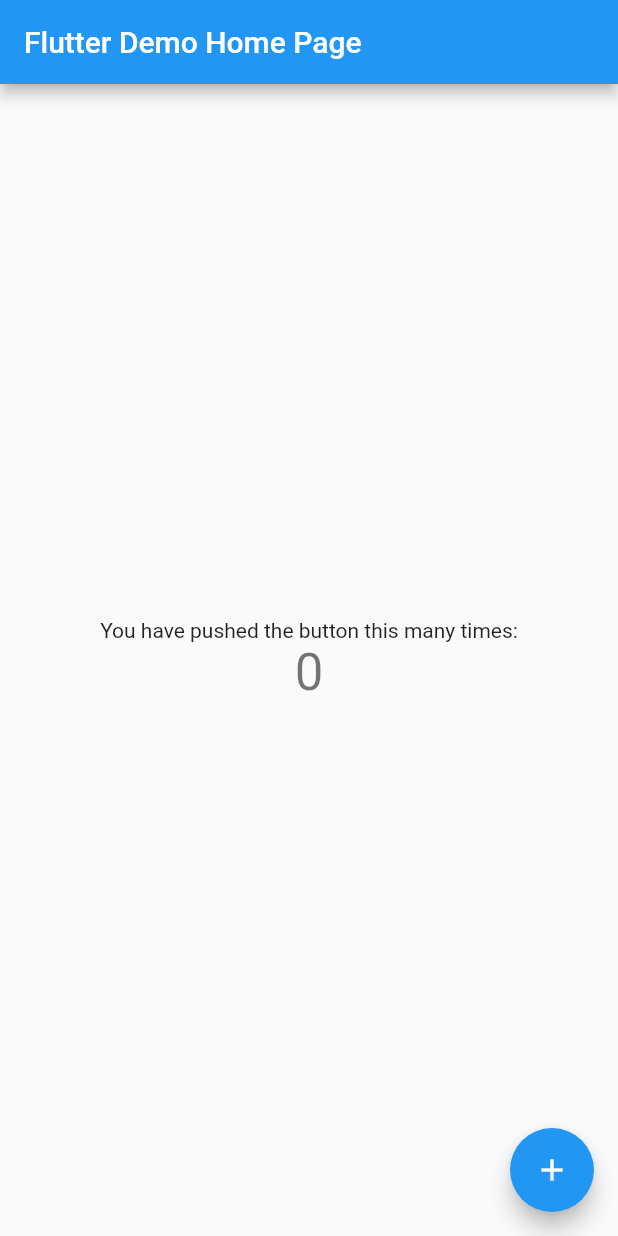
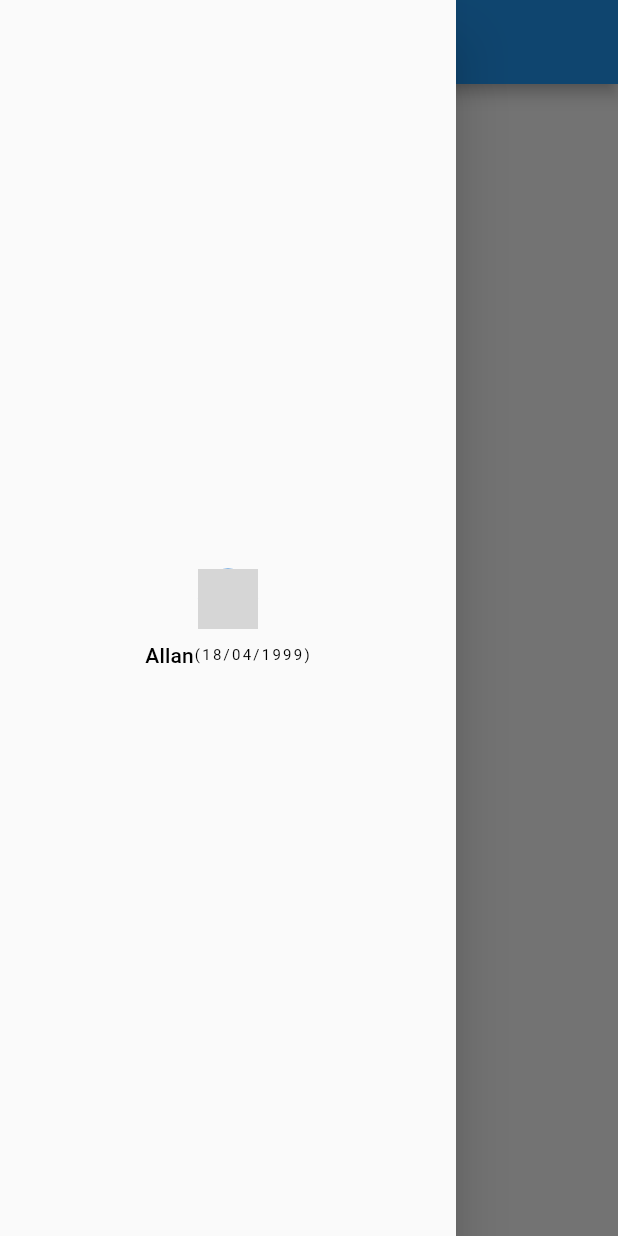
Before and after one commit to AllanRanier/flutter_inherited_widget_example, a Flutter app: the screen it shows after launch, with the side drawer open (before the commit the screen has no drawer), on a phone screen of 412 x 824 dp. Run offline on Flutter 3.47's test engine with Material 2 defaults, Android fonts, the phone set to English and light mode, and no system bars; network calls fail; grey boxes are pictures that could not be loaded.

Commit message:
firt commit

```diff
--- /dev/null
+++ b/lib/home/drawer_page.dart
@@ -0,0 +1,38 @@
+import 'package:flutter/material.dart';
+import 'package:flutter_example/model/user_model.dart';
+
+class DrawerPage extends StatelessWidget {
+  const DrawerPage({Key? key}) : super(key: key);
+
+  @override
+  Widget build(BuildContext context) {
+    var user = UserModel.of(context);
+    print(user.birthData);
+    return Drawer(
+      child: Column(
+        mainAxisAlignment: MainAxisAlignment.center,
+        children: [
+          CircleAvatar(
+            backgroundImage: NetworkImage(user.imgAvatar),
+          ),
+          const SizedBox(
+            height: 10,
+          ),
+          Row(
+            mainAxisAlignment: MainAxisAlignment.center,
+            children: [
+              Text(
+                user.name,
+                style: Theme.of(context).textTheme.subtitle2,
+              ),
+              Text(
+               '(${user.birthData})',
+                style: Theme.of(context).textTheme.overline,
+              ),
+            ],
+          )
+        ],
+      ),
+    );
+  }
+}
--- /dev/null
+++ b/lib/home/home_page.dart
@@ -0,0 +1,17 @@
+import 'package:flutter/material.dart';
+import 'package:flutter_example/home/drawer_page.dart';
+
+class HomePage extends StatelessWidget {
+  const HomePage({Key? key}) : super(key: key);
+
+  @override
+  Widget build(BuildContext context) {
+    return Scaffold(
+      appBar: AppBar(
+        title: const Text('Home Page'),
+      ),
+      drawer: DrawerPage(),
+      body: Container(),
+    );
+  }
+}
--- a/lib/main.dart
+++ b/lib/main.dart
@@ -1,4 +1,7 @@
 import 'package:flutter/material.dart';
+import 'package:flutter_example/home/home_page.dart';
+import 'package:flutter_example/model/user_model.dart';
+import 'package:flutter_example/splash/splash_page.dart';
 
 void main() {
   runApp(const MyApp());
@@ -6,110 +9,22 @@ void main() {
 
 class MyApp extends StatelessWidget {
   const MyApp({Key? key}) : super(key: key);
-
-  // This widget is the root of your application.
   @override
   Widget build(BuildContext context) {
-    return MaterialApp(
-      title: 'Flutter Demo',
-      theme: ThemeData(
-        // This is the theme of your application.
-        //
-        // Try running your application with "flutter run". You'll see the
-        // application has a blue toolbar. Then, without quitting the app, try
-        // changing the primarySwatch below to Colors.green and then invoke
-        // "hot reload" (press "r" in the console where you ran "flutter run",
-        // or simply save your changes to "hot reload" in a Flutter IDE).
-        // Notice that the counter didn't reset back to zero; the application
-        // is not restarted.
-        primarySwatch: Colors.blue,
+    return UserModel(
+      name: 'Allan',
+      imgAvatar: 'https://scontent.frec7-1.fna.fbcdn.net/v/t1.6435-9/127129931_3457441594311125_2074527825564565741_n.jpg?_nc_cat=108&ccb=1-7&_nc_sid=09cbfe&_nc_ohc=g987HuVsaxwAX8FsUjJ&_nc_ht=scontent.frec7-1.fna&oh=00_AT8UZ9Ld8VLsLO0Dibzrchhnt0Sv_2v2wlaLLQEUE-Pcwg&oe=630C79B2',
+      birthData: '18/04/1999',
+      child: MaterialApp(
+        title: 'Flutter Demo',
+        theme: ThemeData(
+          primarySwatch: Colors.blue,
+        ),
+        routes: {
+          '/': (_) => const SplashPage(),
+          '/home': (_) => const HomePage(),
+        },
       ),
-      home: const MyHomePage(title: 'Flutter Demo Home Page'),
     );
   }
 }
-
-class MyHomePage extends StatefulWidget {
-  const MyHomePage({Key? key, required this.title}) : super(key: key);
-
-  // This widget is the home page of your application. It is stateful, meaning
-  // that it has a State object (defined below) that contains fields that affect
-  // how it looks.
-
-  // This class is the configuration for the state. It holds the values (in this
-  // case the title) provided by the parent (in this case the App widget) and
-  // used by the build method of the State. Fields in a Widget subclass are
-  // always marked "final".
-
-  final String title;
-
-  @override
-  State<MyHomePage> createState() => _MyHomePageState();
-}
-
-class _MyHomePageState extends State<MyHomePage> {
-  int _counter = 0;
-
-  void _incrementCounter() {
-    setState(() {
-      // This call to setState tells the Flutter framework that something has
-      // changed in this State, which causes it to rerun the build method below
-      // so that the display can reflect the updated values. If we changed
-      // _counter without calling setState(), then the build method would not be
-      // called again, and so nothing would appear to happen.
-      _counter++;
-    });
-  }
-
-  @override
-  Widget build(BuildContext context) {
-    // This method is rerun every time setState is called, for instance as done
-    // by the _incrementCounter method above.
-    //
-    // The Flutter framework has been optimized to make rerunning build methods
-    // fast, so that you can just rebuild anything that needs updating rather
-    // than having to individually change instances of widgets.
-    return Scaffold(
-      appBar: AppBar(
-        // Here we take the value from the MyHomePage object that was created by
-        // the App.build method, and use it to set our appbar title.
-        title: Text(widget.title),
-      ),
-      body: Center(
-        // Center is a layout widget. It takes a single child and positions it
-        // in the middle of the parent.
-        child: Column(
-          // Column is also a layout widget. It takes a list of children and
-          // arranges them vertically. By default, it sizes itself to fit its
-          // children horizontally, and tries to be as tall as its parent.
-          //
-          // Invoke "debug painting" (press "p" in the console, choose the
-          // "Toggle Debug Paint" action from the Flutter Inspector in Android
-          // Studio, or the "Toggle Debug Paint" command in Visual Studio Code)
-          // to see the wireframe for each widget.
-          //
-          // Column has various properties to control how it sizes itself and
-          // how it positions its children. Here we use mainAxisAlignment to
-          // center the children vertically; the main axis here is the vertical
-          // axis because Columns are vertical (the cross axis would be
-          // horizontal).
-          mainAxisAlignment: MainAxisAlignment.center,
-          children: <Widget>[
-            const Text(
-              'You have pushed the button this many times:',
-            ),
-            Text(
-              '$_counter',
-              style: Theme.of(context).textTheme.headline4,
-            ),
-          ],
-        ),
-      ),
-      floatingActionButton: FloatingActionButton(
-        onPressed: _incrementCounter,
-        tooltip: 'Increment',
-        child: const Icon(Icons.add),
-      ), // This trailing comma makes auto-formatting nicer for build methods.
-    );
-  }
-}
--- /dev/null
+++ b/lib/model/user_model.dart
@@ -0,0 +1,30 @@
+// ignore_for_file: public_member_api_docs, sort_constructors_first
+
+import 'package:flutter/cupertino.dart';
+
+class UserModel extends InheritedWidget {
+  final String name;
+  final String imgAvatar;
+  final String birthData;
+
+  UserModel({
+    required this.name,
+    required this.imgAvatar,
+    required this.birthData,
+    required Widget child,
+  }) : super(child: child);
+
+  @override
+  bool updateShouldNotify(covariant UserModel oldWidget) {
+    return name != oldWidget.name ||
+        imgAvatar != oldWidget.imgAvatar ||
+        birthData != oldWidget.birthData;
+  }
+
+  static of(BuildContext context){
+    var userModel = context.dependOnInheritedWidgetOfExactType<UserModel>();
+    assert(userModel != null , 'UserModel not exist in BuildContext');
+
+    return userModel;
+  }
+}
--- /dev/null
+++ b/lib/splash/splash_page.dart
@@ -0,0 +1,28 @@
+import 'package:flutter/material.dart';
+
+class SplashPage extends StatefulWidget {
+  const SplashPage({Key? key}) : super(key: key);
+
+  @override
+  State<SplashPage> createState() => _SplashPageState();
+}
+
+class _SplashPageState extends State<SplashPage> {
+  @override
+  void initState() {
+    super.initState();
+    WidgetsBinding.instance?.addPostFrameCallback((timeStamp) {
+      Navigator.of(context).pushNamed('/home');
+    });
+  }
+
+  @override
+  Widget build(BuildContext context) {
+    return Scaffold(
+      appBar: AppBar(
+        title: const Text(''),
+      ),
+      body: Container(),
+    );
+  }
+}
--- a/pubspec.yaml
+++ b/pubspec.yaml
@@ -1,4 +1,4 @@
-name: flutter__example
+name: flutter_example
 description: A new Flutter project.
 
 # The following line prevents the package from being accidentally published to
```
